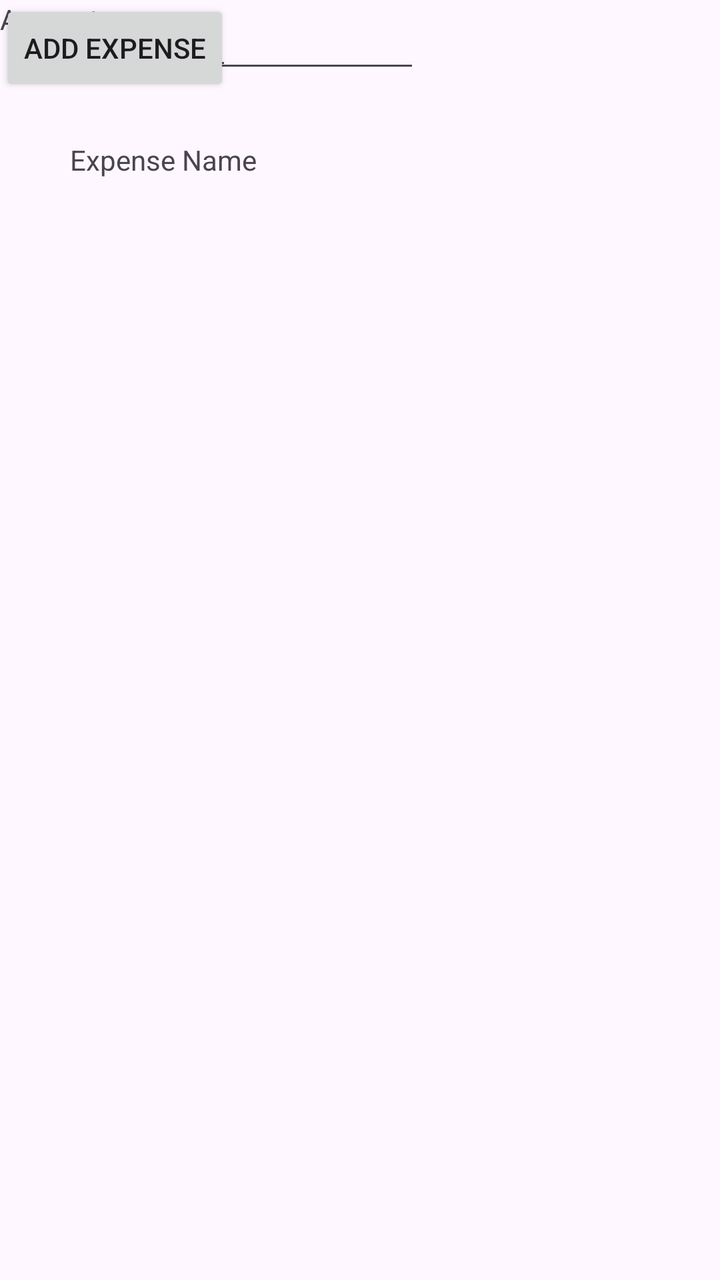
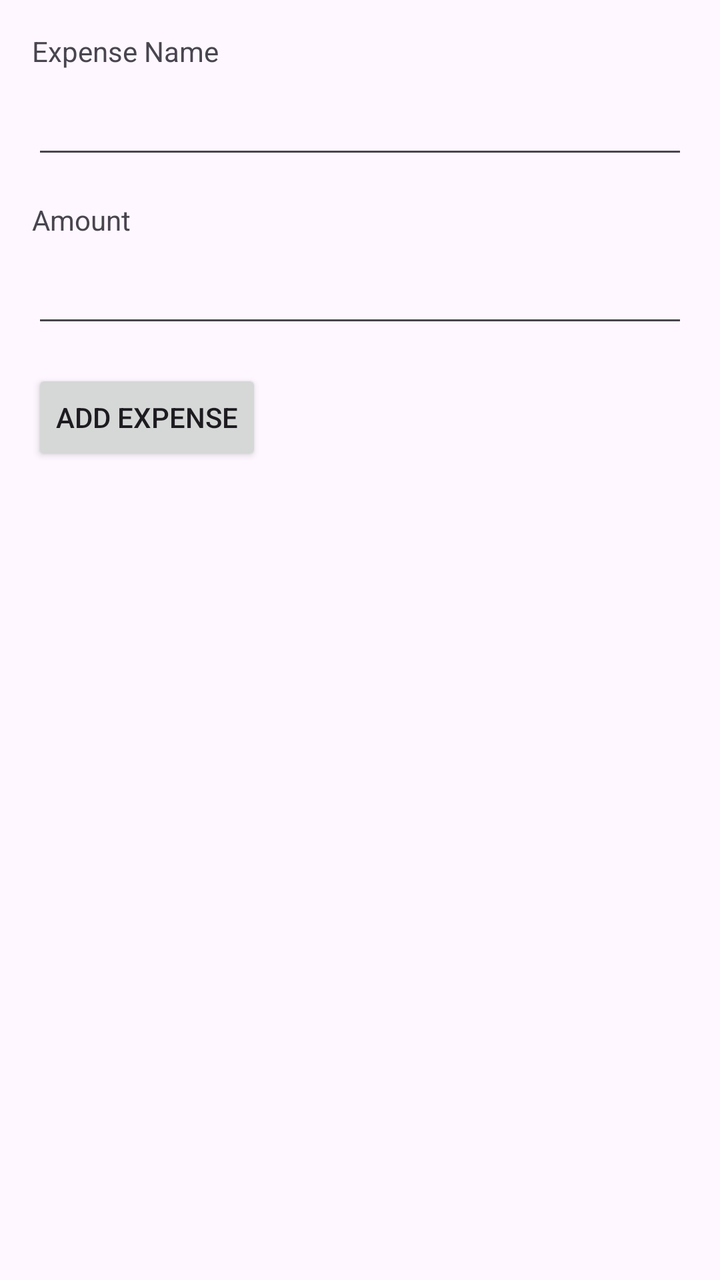

An Android layout rendered at two revisions. The XML below is the earlier revision; the diff shows what the commit changed to produce the second picture.
<!-- AndroidManifest.xml: application theme Theme.ExpenseTrackerApp -->
<!-- res/layout/activity_main.xml -->
<?xml version="1.0" encoding="utf-8"?>
<androidx.constraintlayout.widget.ConstraintLayout xmlns:android="http://schemas.android.com/apk/res/android"
    xmlns:app="http://schemas.android.com/apk/res-auto"
    xmlns:tools="http://schemas.android.com/tools"
    android:id="@+id/main"
    android:layout_width="match_parent"
    android:layout_height="match_parent"
    tools:context=".MainActivity">

    <TextView
        android:layout_width="wrap_content"
        android:layout_height="wrap_content"
        android:text="Expense Name"
        app:layout_constraintBottom_toBottomOf="parent"
        app:layout_constraintEnd_toEndOf="parent"
        app:layout_constraintHorizontal_bias="0.131"
        app:layout_constraintStart_toStartOf="parent"
        app:layout_constraintTop_toTopOf="parent"
        app:layout_constraintVertical_bias="0.113" />

    <Button
        android:id="@+id/add"
        android:layout_width="wrap_content"
        android:layout_height="wrap_content"
        android:text="Add Expense"
        tools:layout_editor_absoluteX="59dp"
        tools:layout_editor_absoluteY="326dp" />

    <EditText
        android:id="@+id/name"
        android:layout_width="116dp"
        android:layout_height="40dp"
        android:ems="10"
        android:inputType="text"
        tools:layout_editor_absoluteX="34dp"
        tools:layout_editor_absoluteY="114dp" />

    <EditText
        android:id="@+id/amount"
        android:layout_width="wrap_content"
        android:layout_height="wrap_content"
        android:ems="10"
        android:inputType="text"
        tools:layout_editor_absoluteX="26dp"
        tools:layout_editor_absoluteY="205dp" />

    <TextView
        android:id="@+id/textView"
        android:layout_width="wrap_content"
        android:layout_height="wrap_content"
        android:text="Amount"
        tools:layout_editor_absoluteX="45dp"
        tools:layout_editor_absoluteY="172dp" />

    <androidx.recyclerview.widget.RecyclerView
        android:id="@+id/expenses"
        android:layout_width="328dp"
        android:layout_height="280dp"
        tools:layout_editor_absoluteX="29dp"
        tools:layout_editor_absoluteY="411dp" />

</androidx.constraintlayout.widget.ConstraintLayout>
<!-- resources referenced by this layout -->
<resources>
  <style name="Theme.ExpenseTrackerApp" parent="Base.Theme.ExpenseTrackerApp" />
  <style name="Base.Theme.ExpenseTrackerApp" parent="Theme.Material3.DayNight.NoActionBar">
          
          
      </style>
</resources>

<!-- the commit's change to res/layout/activity_main.xml (unified diff, before → after) -->
@@ -5,58 +5,65 @@
     android:id="@+id/main"
     android:layout_width="match_parent"
     android:layout_height="match_parent"
+    android:padding="16dp"
     tools:context=".MainActivity">
 
     <TextView
+        android:id="@+id/expenseNameLabel"
         android:layout_width="wrap_content"
         android:layout_height="wrap_content"
         android:text="Expense Name"
-        app:layout_constraintBottom_toBottomOf="parent"
+        app:layout_constraintStart_toStartOf="parent"
+        app:layout_constraintTop_toTopOf="parent" />
+
+    <EditText
+        android:id="@+id/name"
+        android:layout_width="0dp"
+        android:layout_height="wrap_content"
+        android:ems="10"
+        android:inputType="text"
+        app:layout_constraintStart_toStartOf="parent"
+        app:layout_constraintTop_toBottomOf="@id/expenseNameLabel"
         app:layout_constraintEnd_toEndOf="parent"
-        app:layout_constraintHorizontal_bias="0.131"
+        android:layout_marginTop="8dp" />
+
+    <TextView
+        android:id="@+id/amountLabel"
+        android:layout_width="wrap_content"
+        android:layout_height="wrap_content"
+        android:text="Amount"
         app:layout_constraintStart_toStartOf="parent"
-        app:layout_constraintTop_toTopOf="parent"
-        app:layout_constraintVertical_bias="0.113" />
+        app:layout_constraintTop_toBottomOf="@id/name"
+        android:layout_marginTop="16dp" />
+
+    <EditText
+        android:id="@+id/amount"
+        android:layout_width="0dp"
+        android:layout_height="wrap_content"
+        android:ems="10"
+        android:inputType="numberDecimal"
+        app:layout_constraintStart_toStartOf="parent"
+        app:layout_constraintTop_toBottomOf="@id/amountLabel"
+        app:layout_constraintEnd_toEndOf="parent"
+        android:layout_marginTop="8dp" />
 
     <Button
         android:id="@+id/add"
         android:layout_width="wrap_content"
         android:layout_height="wrap_content"
         android:text="Add Expense"
-        tools:layout_editor_absoluteX="59dp"
-        tools:layout_editor_absoluteY="326dp" />
-
-    <EditText
-        android:id="@+id/name"
-        android:layout_width="116dp"
-        android:layout_height="40dp"
-        android:ems="10"
-        android:inputType="text"
-        tools:layout_editor_absoluteX="34dp"
-        tools:layout_editor_absoluteY="114dp" />
-
-    <EditText
-        android:id="@+id/amount"
-        android:layout_width="wrap_content"
-        android:layout_height="wrap_content"
-        android:ems="10"
-        android:inputType="text"
-        tools:layout_editor_absoluteX="26dp"
-        tools:layout_editor_absoluteY="205dp" />
-
-    <TextView
-        android:id="@+id/textView"
-        android:layout_width="wrap_content"
-        android:layout_height="wrap_content"
-        android:text="Amount"
-        tools:layout_editor_absoluteX="45dp"
-        tools:layout_editor_absoluteY="172dp" />
+        app:layout_constraintStart_toStartOf="parent"
+        app:layout_constraintTop_toBottomOf="@id/amount"
+        android:layout_marginTop="16dp" />
 
     <androidx.recyclerview.widget.RecyclerView
         android:id="@+id/expenses"
-        android:layout_width="328dp"
-        android:layout_height="280dp"
-        tools:layout_editor_absoluteX="29dp"
-        tools:layout_editor_absoluteY="411dp" />
+        android:layout_width="0dp"
+        android:layout_height="0dp"
+        app:layout_constraintStart_toStartOf="parent"
+        app:layout_constraintEnd_toEndOf="parent"
+        app:layout_constraintTop_toBottomOf="@id/add"
+        app:layout_constraintBottom_toBottomOf="parent"
+        android:layout_marginTop="16dp" />
 
 </androidx.constraintlayout.widget.ConstraintLayout>
